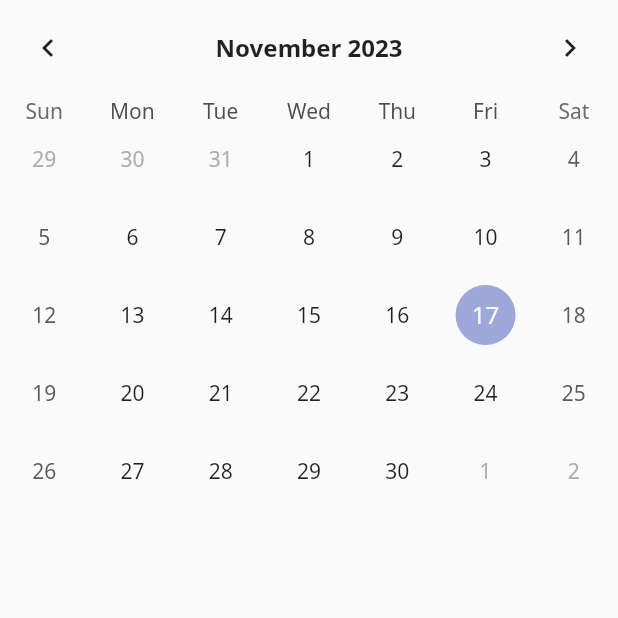
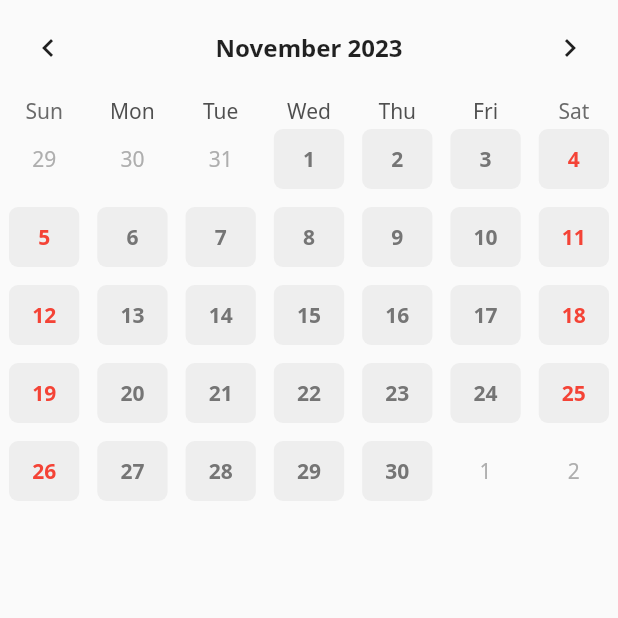
Before and after one commit to roqhdehd502/calendar_schedular, a Flutter app: the screen it shows after launch, on a phone screen of 412 x 824 dp, the top half of it. Run offline on Flutter 3.47's test engine with Material 2 defaults, Android fonts, the phone set to English and light mode, and no system bars; drawn by our look-alikes of table_calendar.

Commit message:
main: table_calendar 스타일링

```diff
--- a/lib/component/calendar.dart
+++ b/lib/component/calendar.dart
@@ -1,3 +1,4 @@
+import 'package:calendar_schedular/const/colors.dart';
 import 'package:flutter/material.dart';
 import 'package:table_calendar/table_calendar.dart';
 
@@ -13,6 +14,15 @@ class _CalendarState extends State<Calendar> {
 
   @override
   Widget build(BuildContext context) {
+    final defaultBoxDeco = BoxDecoration(
+      borderRadius: BorderRadius.circular(6.0),
+      color: Colors.grey[200],
+    );
+    final defaultTextStyle = TextStyle(
+      color: Colors.grey[600],
+      fontWeight: FontWeight.w700,
+    );
+
     return TableCalendar(
       focusedDay: DateTime.now(),
       firstDay: DateTime(1800),
@@ -23,6 +33,25 @@ class _CalendarState extends State<Calendar> {
         titleTextStyle: TextStyle(
           fontWeight: FontWeight.w700,
           fontSize: 16.0,
+        ),
+      ),
+      calendarStyle: CalendarStyle(
+        isTodayHighlighted: false,
+        defaultDecoration: defaultBoxDeco,
+        weekendDecoration: defaultBoxDeco,
+        selectedDecoration: defaultBoxDeco.copyWith(
+          color: Colors.white,
+          border: Border.all(color: PRIMARY_COLOR, width: 1.0),
+        ),
+        defaultTextStyle: defaultTextStyle,
+        weekendTextStyle: defaultTextStyle.copyWith(
+          color: Colors.red,
+        ),
+        holidayTextStyle: defaultTextStyle.copyWith(
+          color: Colors.blue,
+        ),
+        selectedTextStyle: defaultTextStyle.copyWith(
+          color: PRIMARY_COLOR,
         ),
       ),
       onDaySelected: (DateTime selectedDay, DateTime focusedDay) {
--- /dev/null
+++ b/lib/const/colors.dart
@@ -0,0 +1,3 @@
+import 'package:flutter/material.dart';
+
+const PRIMARY_COLOR = Color(0xFF0D8282);
```
